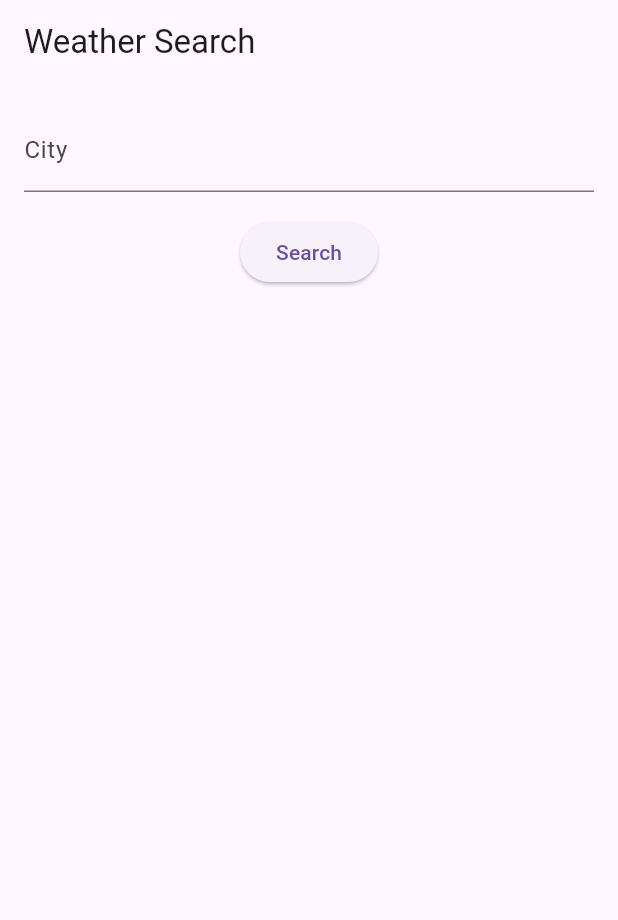
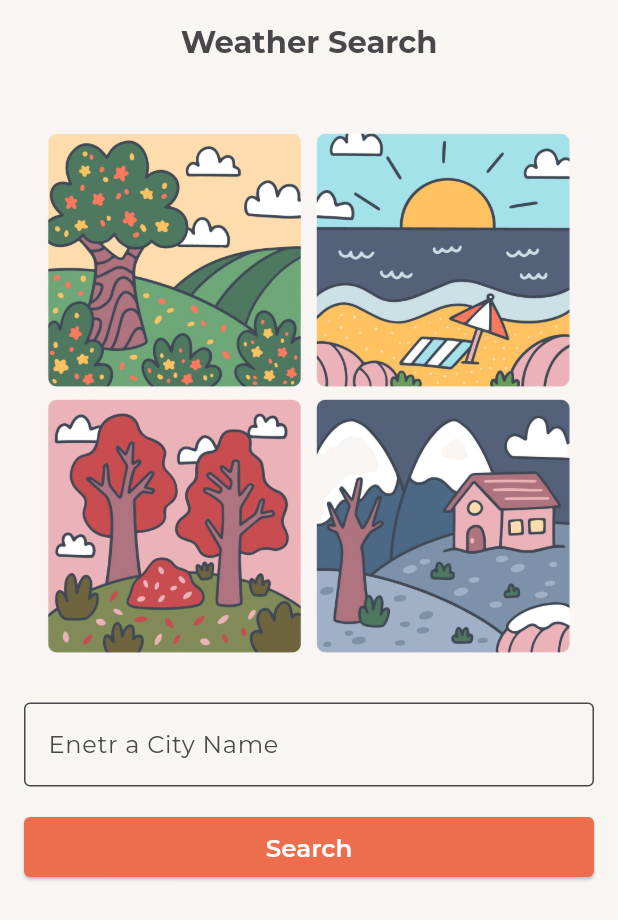
Before and after one commit to sadji-zigadi/weather_task, a Flutter app: the screen it shows after launch, on a phone screen of 412 x 824 dp. Shown: the top 920 px of the screen. Run offline on Flutter 3.47's test engine with Material 3 defaults, Android fonts, the phone set to English and light mode, and no system bars; our stand-ins replace dartz, equatable, flutter_bloc, flutter_dotenv, flutter_screenutil, get_it and 1 more.

Commit message:
UI integration & responsivity

```diff
--- a/lib/core/error/exceptions.dart
+++ b/lib/core/error/exceptions.dart
@@ -1 +1,3 @@
-class ServerException implements Exception {}
+class ServerException implements Exception {
+
+}
--- a/lib/core/error/failure.dart
+++ b/lib/core/error/failure.dart
@@ -3,16 +3,16 @@ import 'package:equatable/equatable.dart';
 abstract class WeatherFailure extends Equatable {
   final String message;
 
-  WeatherFailure(this.message);
+  const WeatherFailure(this.message);
 
   @override
   List<Object> get props => [message];
 }
 
 class ServerFailure extends WeatherFailure {
-  ServerFailure(String Message) : super(Message);
+  const ServerFailure(super.message);
 }
 
 class ConnectionFailure extends WeatherFailure {
-  ConnectionFailure(String Message) : super(Message);
+  const ConnectionFailure(super.message);
 }
--- a/lib/core/utils/constants.dart
+++ b/lib/core/utils/constants.dart
@@ -1,10 +1,22 @@
+import 'dart:ui';
 import 'package:flutter_dotenv/flutter_dotenv.dart';
 
 class Urls {
   static const String weatherUrl = 'https://api.openweathermap.org/data/2.5';
+
   static String get apiKey => dotenv.env['API_KEY'] ?? '';
+
   static String currentWeatherUrl(String cityName) =>
       '$weatherUrl/weather?q=$cityName&appid=$apiKey';
+
   static String weatherIconUrl(String icon) =>
       'http://openweathermap.org/img/wn/$icon@2x.png';
 }
+
+class AppColors {
+  static const Color primaryColor = Color(0xFFEC6E4C);
+  static const Color darkColor = Color(0xFF48484A);
+  static const Color lightColor = Color(0xFFF2F2F1);
+  static const Color backgroundColor = Color(0xFFF9F5F3);
+  static const Color circleColor = Color(0xFF48484A);
+}
--- a/lib/data/repository/weather_repository_impl.dart
+++ b/lib/data/repository/weather_repository_impl.dart
@@ -15,9 +15,9 @@ class WeatherRepositoryImpl extends WeatherRepository {
 
   @override
   Future<Either<WeatherFailure, WeatherEntity>> getWeatherByCountry(
-      String cityName) async {
+      String name) async {
     try {
-      final result = await weatherRemoteDataSource.getCurrentWeather(cityName);
+      final result = await weatherRemoteDataSource.getCurrentWeather(name);
       return Right(result.toEntity());
     } on ServerException {
       return Left(ServerFailure('An error has occurred'));
--- a/lib/domain/entities/weather.dart
+++ b/lib/domain/entities/weather.dart
@@ -7,7 +7,7 @@ class WeatherEntity extends Equatable {
   final String icon;
   final int statusCode;
 
-  WeatherEntity({
+  const WeatherEntity({
     required this.name,
     required this.temp,
     required this.description,
@@ -16,5 +16,6 @@ class WeatherEntity extends Equatable {
   });
 
   @override
-  List<Object> get props => [name, temp, description, icon, statusCode];
+  List<Object> get props =>
+      [name, temp, description, icon, statusCode];
 }
--- a/lib/main.dart
+++ b/lib/main.dart
@@ -1,9 +1,9 @@
 import 'package:flutter/material.dart';
 import 'package:flutter_bloc/flutter_bloc.dart';
 import 'package:flutter_dotenv/flutter_dotenv.dart';
+import 'package:flutter_screenutil/flutter_screenutil.dart';
 import 'package:weather_application_task/presnentation/bloc/weather_cubit.dart';
 import 'package:weather_application_task/presnentation/screens/weather_search_page.dart';
-
 import 'injection_container.dart';
 
 Future<void> main() async {
@@ -16,14 +16,25 @@
 class MyApp extends StatelessWidget {
   const MyApp({super.key});
 
-  // This widget is the root of your application.
   @override
   Widget build(BuildContext context) {
-    return BlocProvider(
-      create: (context) => locator<WeatherCubit>(),
-      child: MaterialApp(
-        title: 'Weather Application',
-        home: WeatherSearchPage(),
+    return ScreenUtilInit(
+      designSize: const Size(393, 808),
+      minTextAdapt: true,
+      splitScreenMode: true,
+      child: BlocProvider(
+        create: (context) => locator<WeatherCubit>(),
+        child: MaterialApp(
+          builder: (context, widget) {
+            return MediaQuery(
+              data: MediaQuery.of(context).copyWith(textScaler: TextScaler.linear(1.0)),
+              child: widget!,
+            );
+          },
+          debugShowCheckedModeBanner: false,
+          title: 'Weather Application',
+          home: WeatherSearchPage(),
+        ),
       ),
     );
   }
--- /dev/null
+++ b/lib/presnentation/componants/custom_button.dart
@@ -0,0 +1,33 @@
+import 'package:flutter/material.dart';
+import 'custom_text.dart';
+
+// ignore: must_be_immutable
+class CustomButton extends StatelessWidget {
+  Function? onPressed;
+  final String text;
+
+  CustomButton({super.key, this.onPressed, required this.text});
+
+  @override
+  Widget build(BuildContext context) {
+    return SizedBox(
+      width: double.infinity,
+      child: ElevatedButton(
+        onPressed: () => onPressed!(),
+        style: ElevatedButton.styleFrom(
+          shape: RoundedRectangleBorder(
+            borderRadius: BorderRadius.circular(4),
+          ),
+          backgroundColor: Color(0xFFEC6E4C),
+          foregroundColor: Colors.white,
+        ),
+        child: CustomText(
+          text: text,
+          fontSize: 16,
+          color: Colors.white,
+          fontWeight: FontWeight.w600,
+        ),
+      ),
+    );
+  }
+}
--- /dev/null
+++ b/lib/presnentation/componants/custom_text.dart
@@ -0,0 +1,31 @@
+import 'package:flutter/material.dart';
+import 'package:flutter_screenutil/flutter_screenutil.dart';
+import 'package:google_fonts/google_fonts.dart';
+import '../../core/utils/constants.dart';
+
+class CustomText extends StatelessWidget {
+  const CustomText({
+    super.key,
+    required this.text,
+    required this.fontSize,
+    this.fontWeight,
+    this.color = AppColors.darkColor,
+  });
+
+  final String text;
+  final double fontSize;
+  final FontWeight? fontWeight;
+  final Color color;
+
+  @override
+  Widget build(BuildContext context) {
+    return Text(
+      text,
+      style: GoogleFonts.montserrat().copyWith(
+        color: color,
+        fontSize: fontSize.sp,
+        fontWeight: fontWeight,
+      ),
+    );
+  }
+}
--- /dev/null
+++ b/lib/presnentation/componants/custom_text_field.dart
@@ -0,0 +1,38 @@
+import 'package:flutter/material.dart';
+import 'package:google_fonts/google_fonts.dart';
+import '../../core/utils/constants.dart';
+
+class CustomTextField extends StatelessWidget {
+
+  final TextEditingController controller;
+  final String hintText;
+  const CustomTextField({
+    super.key,
+    required this.controller,
+    required this.hintText,
+  });
+  @override
+  Widget build(BuildContext context) {
+    return TextField(
+      decoration: InputDecoration(
+        hintText: hintText,
+        hintStyle: TextStyle(
+          color: AppColors.darkColor,
+          fontFamily: GoogleFonts.montserrat().fontFamily,
+        ),
+        border: const OutlineInputBorder(),
+        focusedBorder: const OutlineInputBorder(
+          borderSide: BorderSide(
+            color: AppColors.primaryColor,
+          ),
+        ),
+        enabledBorder: const OutlineInputBorder(
+          borderSide: BorderSide(
+            color: AppColors.darkColor,
+          ),
+        ),
+      ),
+      controller: controller,
+    );
+  }
+}
--- a/lib/presnentation/screens/weather_search_page.dart
+++ b/lib/presnentation/screens/weather_search_page.dart
@@ -1,45 +1,79 @@
 import 'package:flutter/material.dart';
 import 'package:flutter_bloc/flutter_bloc.dart';
+import 'package:flutter_screenutil/flutter_screenutil.dart';
+import 'package:weather_application_task/core/utils/constants.dart';
+import 'package:weather_application_task/presnentation/componants/custom_button.dart';
+import 'package:weather_application_task/presnentation/componants/custom_text.dart';
+import 'package:weather_application_task/presnentation/componants/custom_text_field.dart';
 import 'package:weather_application_task/presnentation/screens/weather_result_page.dart';
 import '../bloc/weather_cubit.dart';
 
 class WeatherSearchPage extends StatelessWidget {
   WeatherSearchPage({super.key});
+
   final TextEditingController _controller = TextEditingController();
 
   @override
   Widget build(BuildContext context) {
     return Scaffold(
-      appBar: AppBar(
-        title: const Text('Weather Search'),
+      backgroundColor: AppColors.backgroundColor,
+      body: CustomScrollView(
+        slivers: [
+          SliverAppBar(
+            centerTitle: true,
+            title: CustomText(
+              text: 'Weather Search',
+              fontSize: 20,
+              fontWeight: FontWeight.bold,
             ),
-      body: Padding(
+            backgroundColor: AppColors.backgroundColor,
+            floating: true,
+            snap: true,
+          ),
+          SliverList(
+            delegate: SliverChildListDelegate(
+              [
+                Padding(
                   padding: const EdgeInsets.all(16.0),
                   child: Column(
+                    mainAxisAlignment: MainAxisAlignment.center,
                     children: [
-              TextField(
-                decoration: const InputDecoration(
-                  labelText: 'City',
-                  hintText: 'Enter city name',
+                      Image.asset(
+                        'assets/seasons.png',
+                        width: MediaQuery.of(context).size.width,
+                        // height: MediaQuery.of(context).size.width,
                       ),
-                textInputAction: TextInputAction.search,
+                       SizedBox(height: 16.h),
+                      CustomTextField(
                           controller: _controller,
+                          hintText: 'Enetr a City Name'),
+                       SizedBox(height: 16.0.h),
+                      CustomButton(
+                        text: 'Search',
+                        onPressed: () {
+                          context
+                              .read<WeatherCubit>()
+                              .onCityNameChanged(_controller.text);
+                          _controller.clear();
+                          Navigator.push(
+                            context,
+                            MaterialPageRoute(
+                              builder: (context) {
+                                return WeatherResultPage();
+                              },
                             ),
-              const SizedBox(height: 16.0),
-              ElevatedButton(
-                onPressed: () {
-                  //add event to bloc
-                  context.read<WeatherCubit>().onCityNameChanged(_controller.text);
-                  //navigate to result page
-                  Navigator.push(context, MaterialPageRoute(builder: (context) {
-                    return  WeatherResultPage();
-                  }));
+                          );
                         },
-                child: const Text('Search'),
                       ),
-              const SizedBox(height: 16.0),
+                       SizedBox(height: 16.h),
                     ],
-          )),
+                  ),
+                ),
+              ],
+            ),
+          ),
+        ],
+      ),
     );
   }
 }
--- a/pubspec.yaml
+++ b/pubspec.yaml
@@ -35,13 +35,15 @@ dependencies:
   flutter_bloc: ^8.0.1
   get_it: ^8.0.1
   http: ^1.2.2
-  rxdart: ^0.28.0
 
 
   # The following adds the Cupertino Icons font to your application.
   # Use with the CupertinoIcons class for iOS style icons.
   cupertino_icons: ^1.0.8
   flutter_dotenv: ^5.2.1
+  google_fonts: ^6.2.1
+  intl: ^0.19.0
+  flutter_screenutil: ^5.9.3
 
 dev_dependencies:
   flutter_test:
@@ -68,7 +70,7 @@ flutter:
   # To add assets to your application, add an assets section, like this:
   assets:
     - .env
-  #   - images/a_dot_ham.jpeg
+    - assets/
 
   # An image asset can refer to one or more resolution-specific "variants", see
   # https://flutter.dev/to/resolution-aware-images
```
Also changed, not shown: lib/data/models/weater_models.dart (+7 -13 lines), lib/presnentation/bloc/weather_cubit.dart (+4 -4 lines), lib/presnentation/screens/weather_result_page.dart (+72 -18 lines), assets/seasons.png (added), lib/presnentation/bloc/weather_state.dart (line endings or trailing spaces), pubspec.lock, 4 other files. Lines whose indentation alone changed are shown as unchanged.
